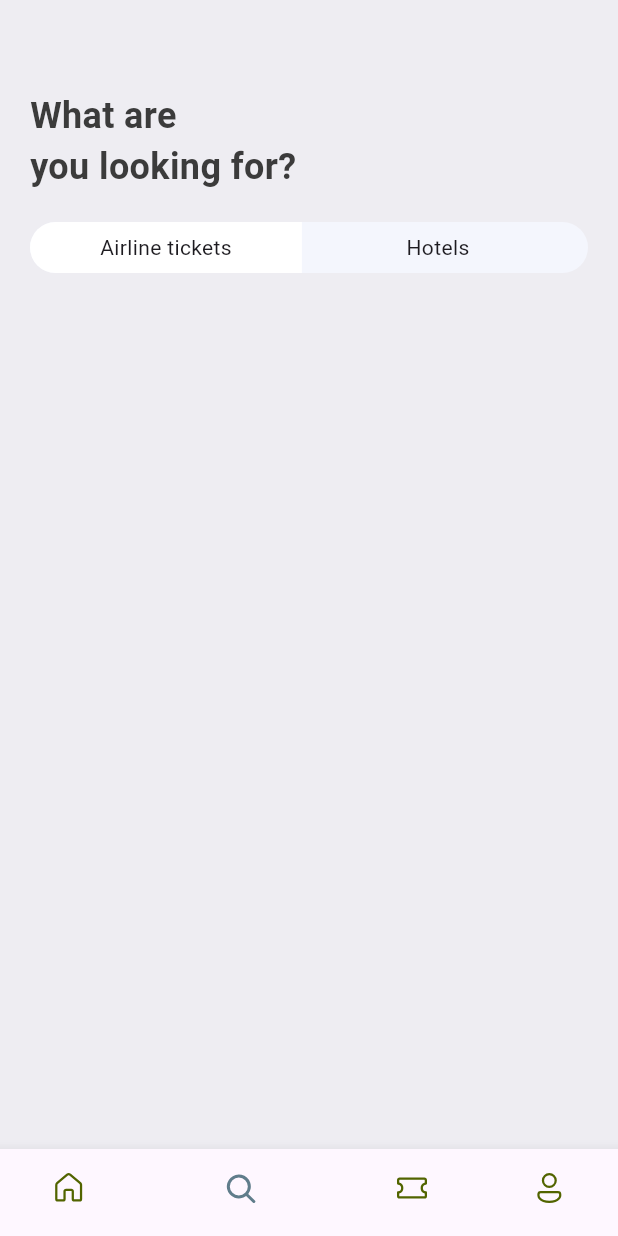
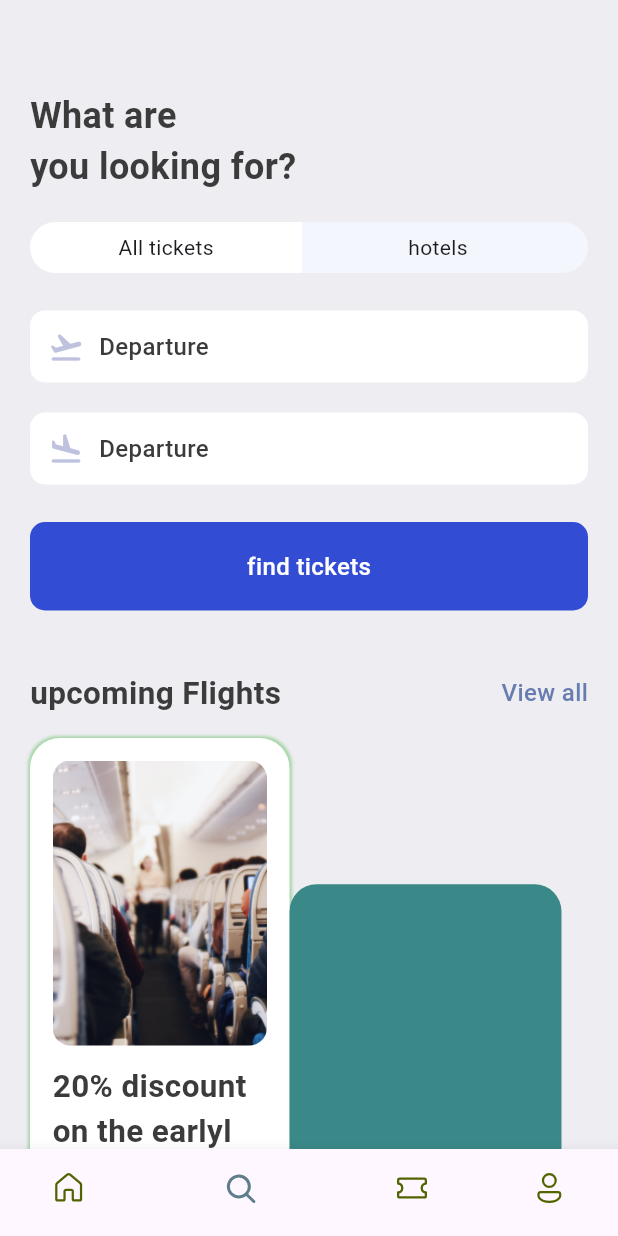
Before and after one commit to 4727yesuraju/ticket-app, a Flutter app: the screen it shows after launch, item 2 of the bottom bar chosen, on a phone screen of 412 x 824 dp. Run offline on Flutter 3.47's test engine with Material 3 defaults, Android fonts, the phone set to English and light mode, and no system bars; our stand-ins replace fluentui_icons.

Commit message:
search functionalities

```diff
--- a/lib/base/res/media.dart
+++ b/lib/base/res/media.dart
@@ -2,4 +2,5 @@ class AppMedia{
   static const _baseImage = "assets/images"; //_means private variable
   static const logo = '$_baseImage/logo.png';
   static const hotelRoom = '$_baseImage/hotel_room.png';
+  static const planeSit = '$_baseImage/plane_sit.jpg';
 }
--- a/lib/base/res/styles/app_styles.dart
+++ b/lib/base/res/styles/app_styles.dart
@@ -8,8 +8,12 @@ class AppStyles {
   static Color textColor = const Color(0xff3b3b3b);
   static Color ticketBlue = const Color(0xFF526799);
   static Color ticketOrange = const Color(0xFFF37B67);
-  static Color kakiColor = const Color(0xFFd2bdb6);
+  static Color kakiColor = const Color.fromARGB(255, 255, 188, 166);
+  static Color ticketTabColor = const Color(0xFFF4F6FD);
+  static Color planeColor = const Color(0xFFBFC2DF);
+  static Color findTicketColor = const Color(0xD91130CE);
 
+  static TextStyle textStyle = TextStyle(fontSize:16, color: textColor, fontWeight: FontWeight.w500);
   static TextStyle headLineStyle = TextStyle( //dinamic widget due to it depend's on textColor
       fontSize : 16,
       fontWeight : FontWeight.w500 ,
--- a/lib/screens/search/search_screen.dart
+++ b/lib/screens/search/search_screen.dart
@@ -1,12 +1,17 @@
 import 'package:flutter/material.dart';
+import 'package:ticket_app/base/res/media.dart';
 import 'package:ticket_app/base/res/styles/app_styles.dart';
+import 'package:ticket_app/base/widgets/app_double_text.dart';
+import 'package:ticket_app/screens/search/widgets/app_text_icon.dart';
 import 'package:ticket_app/screens/search/widgets/app_tickets_tab.dart';
+import 'package:ticket_app/screens/search/widgets/find_tickets.dart';
 
 class SearchScreen extends StatelessWidget {
   const SearchScreen({super.key});
 
   @override
   Widget build(BuildContext context) {
+    final size = MediaQuery.of(context).size;
     return Scaffold(
       backgroundColor:AppStyles.bgColor,
       body: ListView(
@@ -19,6 +24,72 @@ class SearchScreen extends StatelessWidget {
            ),
            const SizedBox(height:20),
            const AppTicketsTab(),
+           const SizedBox(height:25),
+           const AppTextIcon(icon:Icons.flight_takeoff_rounded, text: "Departure"),
+           const SizedBox(height:20),
+           const AppTextIcon(icon:Icons.flight_land_rounded, text: "Arrival"),
+           const SizedBox(height:25),
+           const FindTickets(),
+           const SizedBox(height:40),
+            AppDoubleText(
+                  bigText: 'upcoming Flights',
+                  smallText: 'View all',
+                  func : ()=>Navigator.pushNamed(context,"/all_tickets"),
+            ),
+            const SizedBox(height:15),
+            Row(
+              children: [
+                Container(
+                  padding : const EdgeInsets.symmetric(horizontal:15, vertical:15),
+                  width: size.width*.42,
+                  height:390,
+                  decoration: BoxDecoration(
+                    borderRadius: BorderRadius.circular(20),
+                    color: Colors.white,
+                    boxShadow: [
+                      BoxShadow(
+                        color:Colors.green.shade200,
+                        blurRadius: 1,
+                        spreadRadius: 1
+                      )
+                    ]
+                  ),
+                  child: Column(
+                    children : [
+                      Container(
+                        height:190,
+                        decoration: BoxDecoration(
+                          borderRadius: BorderRadius.circular(12),
+                          image: DecorationImage(
+                            fit:BoxFit.cover,
+                            image: AssetImage(
+                              AppMedia.planeSit
+                            )
+                          )
+                        ),
+                      ),
+                      SizedBox(height:12),
+                      Text(
+                        "20% discount on the earlyl booking of this flight. Don't miss out",
+                        style : AppStyles.headLineStyle2
+                      )
+
+                    ]
+                  )
+                ),
+                Column(
+                  children: [
+                    Container(
+                      width: size.width*.44,
+                      height: 195,
+                      decoration: BoxDecoration(
+                        color: const Color(0xFF3A8888),
+                        borderRadius: BorderRadius.circular(18)
+                      ),               )
+                  ]
+                ),
+              ]
+            )
         ]
       )
     );
--- /dev/null
+++ b/lib/screens/search/widgets/app_text_icon.dart
@@ -0,0 +1,26 @@
+import 'package:flutter/material.dart';
+import 'package:ticket_app/base/res/styles/app_styles.dart';
+
+class AppTextIcon  extends StatelessWidget {
+  final IconData icon;
+  final String text;
+  const AppTextIcon ({super.key,required this.icon, required this.text});
+
+  @override
+  Widget build(BuildContext context) {
+    return Container(
+      padding: const EdgeInsets.symmetric(vertical:12,horizontal:12),
+      decoration: BoxDecoration(
+        borderRadius: BorderRadius.circular(10),
+        color: Colors.white
+      ),
+      child : Row(
+        children: [
+          Icon(icon,color: AppStyles.planeColor),
+          const SizedBox(width:10),
+          Text("Departure", style: AppStyles.textStyle)
+        ],
+      )
+    );
+  }
+}
--- a/lib/screens/search/widgets/app_tickets_tab.dart
+++ b/lib/screens/search/widgets/app_tickets_tab.dart
@@ -13,30 +13,41 @@ class AppTicketsTab extends StatelessWidget {
       ),
       child: Row(
         children: [
-           Container(
-            padding: EdgeInsets.symmetric(vertical: 7),
-            width: size.width*.44,
-            decoration: const BoxDecoration(
-              color: Colors.white,
-              borderRadius: BorderRadius.horizontal(left: Radius.circular(50))
-            ),
-            child: const Center(
-              child: Text("Airline tickets")
-            )
+           AppTabs(
+             tabText : "All tickets"
            ),
-           Container(
-            padding: const EdgeInsets.symmetric(vertical: 7),
-            width: size.width*.44,
-            decoration: const BoxDecoration(
-              color: Colors.transparent,
-              borderRadius: BorderRadius.horizontal(right: Radius.circular(50))
-            ),
-            child: const Center(
-              child: Text("Hotels")
-            )
+           AppTabs(
+             tabText : "hotels",
+             tabBorder: true,
+             tabColor: true
            ),
         ]
       ,),
     );
   }
 }
+
+
+
+class AppTabs extends StatelessWidget {
+  const AppTabs({super.key,this.tabText="",this.tabBorder=false, this.tabColor=false});
+  final String tabText;
+  final bool tabBorder;
+  final bool tabColor;
+
+  @override
+  Widget build(BuildContext context) {
+    final size = MediaQuery.of(context).size;
+    return Container(
+            padding: const EdgeInsets.symmetric(vertical: 7),
+            width: size.width*.44,
+            decoration:BoxDecoration(
+              color: tabColor==false ? Colors.white : Colors.transparent,
+              borderRadius:tabBorder==false? const BorderRadius.horizontal(left: Radius.circular(50)) : const BorderRadius.horizontal(right: Radius.circular(50))
+            ),
+            child: Center(
+              child: Text(tabText)
+            ),
+           );
+  }
+}
--- /dev/null
+++ b/lib/screens/search/widgets/find_tickets.dart
@@ -0,0 +1,18 @@
+import 'package:flutter/material.dart';
+import 'package:ticket_app/base/res/styles/app_styles.dart';
+
+class FindTickets extends StatelessWidget {
+  const FindTickets({super.key});
+
+  @override
+  Widget build(BuildContext context) {
+    return Container(
+      padding: EdgeInsets.symmetric(vertical:18, horizontal:18),
+      decoration: BoxDecoration(
+        borderRadius: BorderRadius.circular(10),
+        color: AppStyles.findTicketColor
+      ),
+      child: Center(child: Text("find tickets",style: AppStyles.textStyle.copyWith(color:Colors.white)))
+    );
+  }
+}
```
